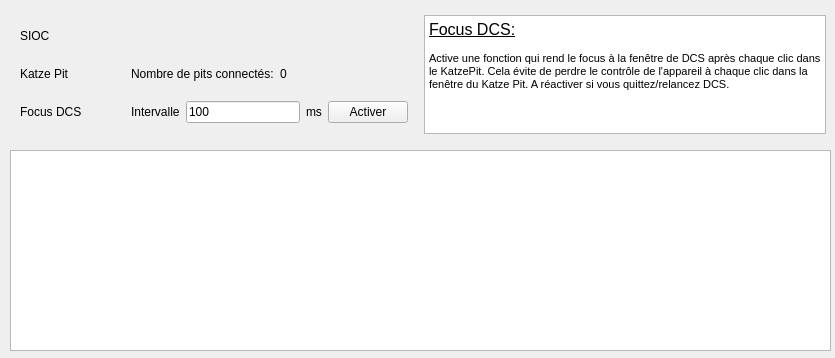
Old version of the form ui/main.ui in the repository 3rd-KaTZe/Link.
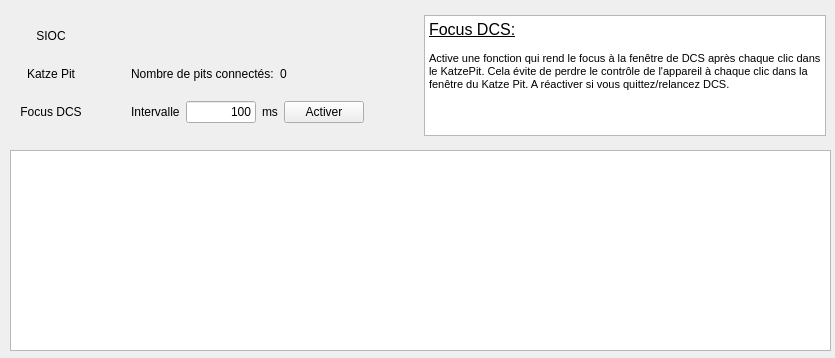
New version of the form. Icons and pictures are not drawn.

Commit message: added SIOC address on main GUI & added error catching for timeout and "already bound socket" & enable/disable toggle button for DCSFocus

The edit to the form file:
```diff
--- a/ui/main.ui
+++ b/ui/main.ui
@@ -42,7 +42,7 @@
       <x>10</x>
       <y>10</y>
       <width>821</width>
-      <height>129</height>
+      <height>131</height>
      </rect>
     </property>
     <layout class="QHBoxLayout" name="horizontalLayout_3" stretch="0,0">
@@ -81,6 +81,9 @@
          <property name="text">
           <string>Katze Pit</string>
          </property>
+         <property name="alignment">
+          <set>Qt::AlignCenter</set>
+         </property>
         </widget>
        </item>
        <item row="0" column="0">
@@ -88,6 +91,9 @@
          <property name="text">
           <string>SIOC</string>
          </property>
+         <property name="alignment">
+          <set>Qt::AlignCenter</set>
+         </property>
         </widget>
        </item>
        <item row="0" column="1">
@@ -153,6 +159,9 @@
          <property name="text">
           <string>Focus DCS</string>
          </property>
+         <property name="alignment">
+          <set>Qt::AlignCenter</set>
+         </property>
         </widget>
        </item>
        <item row="2" column="1">
@@ -178,7 +187,7 @@
         </widget>
        </item>
        <item row="2" column="2">
-        <layout class="QHBoxLayout" name="horizontalLayout">
+        <layout class="QHBoxLayout" name="horizontalLayout" stretch="0,0,0,0,0">
          <property name="margin">
           <number>5</number>
          </property>
@@ -191,9 +200,24 @@
          </item>
          <item>
           <widget class="QLineEdit" name="dcs_focus_timeout">
+           <property name="enabled">
+            <bool>true</bool>
+           </property>
+           <property name="maximumSize">
+            <size>
+             <width>70</width>
+             <height>16777215</height>
+            </size>
+           </property>
+           <property name="inputMethodHints">
+            <set>Qt::ImhDigitsOnly</set>
+           </property>
            <property name="text">
             <string>100</string>
            </property>
+           <property name="alignment">
+            <set>Qt::AlignRight|Qt::AlignTrailing|Qt::AlignVCenter</set>
+           </property>
           </widget>
          </item>
          <item>
@@ -207,6 +231,33 @@
           <widget class="QPushButton" name="dcs_focus_button">
            <property name="text">
             <string>Activer</string>
+           </property>
+          </widget>
+         </item>
+         <item>
+          <spacer name="horizontalSpacer">
+           <property name="orientation">
+            <enum>Qt::Horizontal</enum>
+           </property>
+           <property name="sizeHint" stdset="0">
+            <size>
+             <width>40</width>
+             <height>20</height>
+            </size>
+           </property>
+          </spacer>
+         </item>
+        </layout>
+       </item>
+       <item row="0" column="2">
+        <layout class="QHBoxLayout" name="horizontalLayout_2">
+         <property name="margin">
+          <number>5</number>
+         </property>
+         <item>
+          <widget class="QLabel" name="sioc_address_label">
+           <property name="text">
+            <string/>
            </property>
           </widget>
          </item>
```
Left out of the diff: 13 changed lines with no effect on the pictures. The commit also changes 2 other files.
